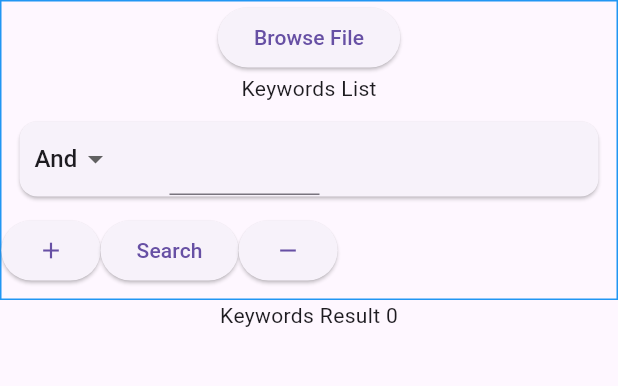
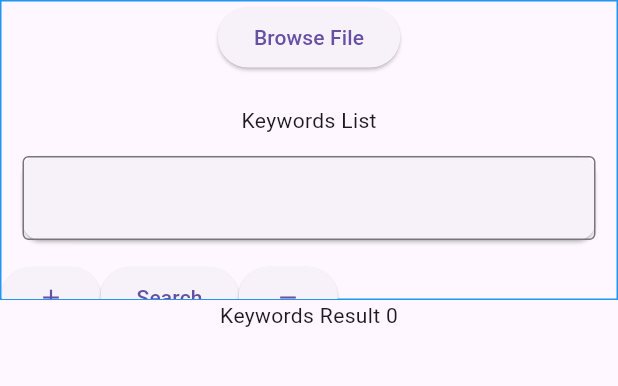
Before and after one commit to oxsnow/pdf-text-tool, a Flutter app: the screen it shows after launch, after a tap on the "add" icon, on a phone screen of 412 x 824 dp, the part 111-497 px from its top. Run offline on Flutter 3.47's test engine with Material 3 defaults, Android fonts, the phone set to English and light mode, and no system bars; our stand-ins replace file_picker; missing offline and left inert: syncfusion_flutter_pdf.

Commit message:
add box and file path (recommit)

```diff
--- a/pdf_text_tool/lib/screens/word_counter_screen.dart
+++ b/pdf_text_tool/lib/screens/word_counter_screen.dart
@@ -32,11 +32,14 @@ class _WordCounterScreenState extends State<WordCounterScreen> {
       PlatformFile file = result.files.first;
       debugPrint('File name: ${file.name}');
       debugPrint('File path: ${file.path}');
-      _filePath = file.path!;
+      setState(() {
+        _filePath = file.path!;
+      });
     }
   }
 
   void startSearch(){
+    _sentencesList.clear();
     setState(() {
       List<String> keywords = [];
       for (var controller in _controllers) {
@@ -63,32 +66,37 @@ class _WordCounterScreenState extends State<WordCounterScreen> {
       _controllers.add(controller);
       _wordFields.add(
         Padding(
-          padding: const EdgeInsets.all(8),
+          padding: const EdgeInsets.all(10),
           child: Card(
             child: Row(
                     children: [
-                      SizedBox(
-                        width: 100,
-                        height: 50,
-                        child: DropdownButton(
-                          alignment: AlignmentDirectional.centerStart,
-                          borderRadius: BorderRadius.circular(10),
-                          value: "And",
-                          padding:
-                              const EdgeInsets.symmetric(horizontal: 10, vertical: 2),
-                          items: const [
-                            DropdownMenuItem(value: "And",child: Center(child : Text("And")),),
-                            DropdownMenuItem(value: "Or",child: Center(child: Text("Or")),)
-                          ],
-                          onChanged: (input){},
-                          underline: Container(),
+                      // SizedBox(
+                      //   width: 100,
+                      //   height: 50,
+                      //   child: DropdownButton(
+                      //     alignment: AlignmentDirectional.centerStart,
+                      //     borderRadius: BorderRadius.circular(10),
+                      //     padding:
+                      //         const EdgeInsets.symmetric(horizontal: 10, vertical: 2),
+                      //     items: const [
+                      //       DropdownMenuItem(value: "And",child: Center(child : Text("And")),),
+                      //       DropdownMenuItem(value: "Or",child: Center(child: Text("Or")),)
+                      //     ],
+                      //     onChanged: (input){},
+                      //     underline: Container(),
+                      //   ),
+                      // ),
+                      Expanded(child: TextFormField(
+                        controller: controller,
+                        decoration: const InputDecoration(
+                          border: OutlineInputBorder()
                         ),
                       ),
-                      SizedBox(width: 100,child: TextFormField(controller: controller,),)
+                      )
                     ],
                 )
           ),
-          )
+        )
       );
     });
   }
@@ -106,6 +114,7 @@ class _WordCounterScreenState extends State<WordCounterScreen> {
               child: Column(
                 children: [
                   ElevatedButton(onPressed: pickFile, child: const Text("Browse File")),
+                  Text(_filePath),
                   const Center(child: Text("Keywords List"),),
                   ..._wordFields,
                   Center(
@@ -128,7 +137,7 @@ class _WordCounterScreenState extends State<WordCounterScreen> {
             child: SingleChildScrollView(
               child: Column(
                 children:
-                  _sentencesList.map((item) => Text("$item\n")).toList()
+                  _sentencesList.map((item) => Card(child: Align(alignment: Alignment.centerLeft, child: SelectableText("$item\n")))).toList()
               ),
             ))
         ],
```
